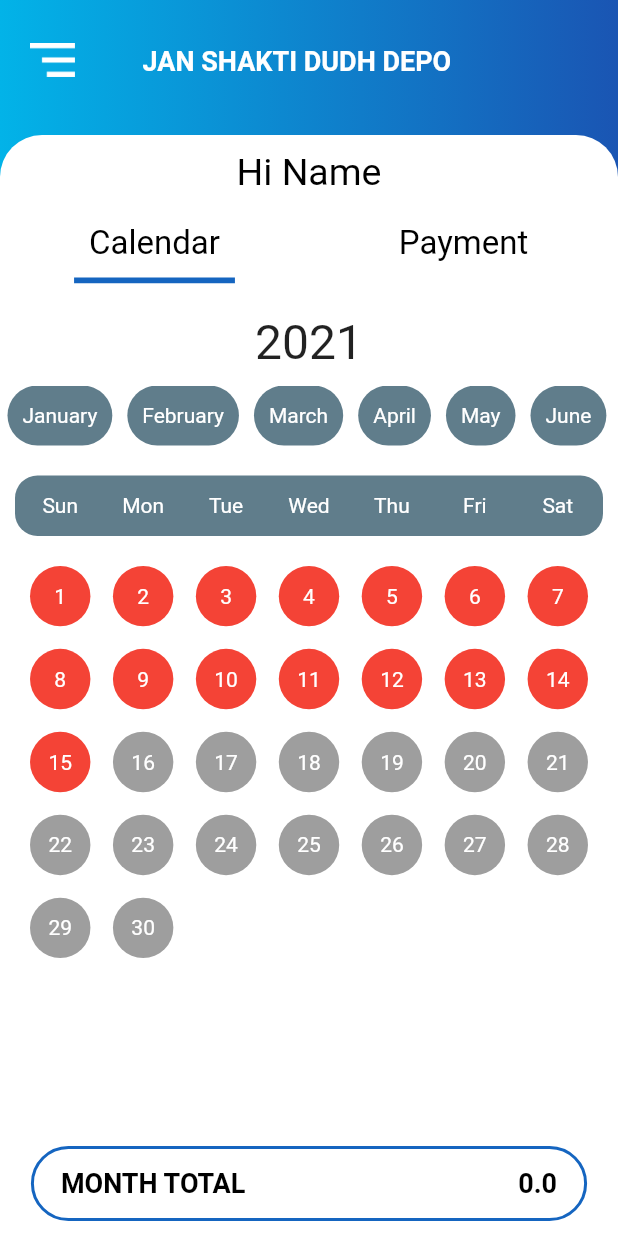
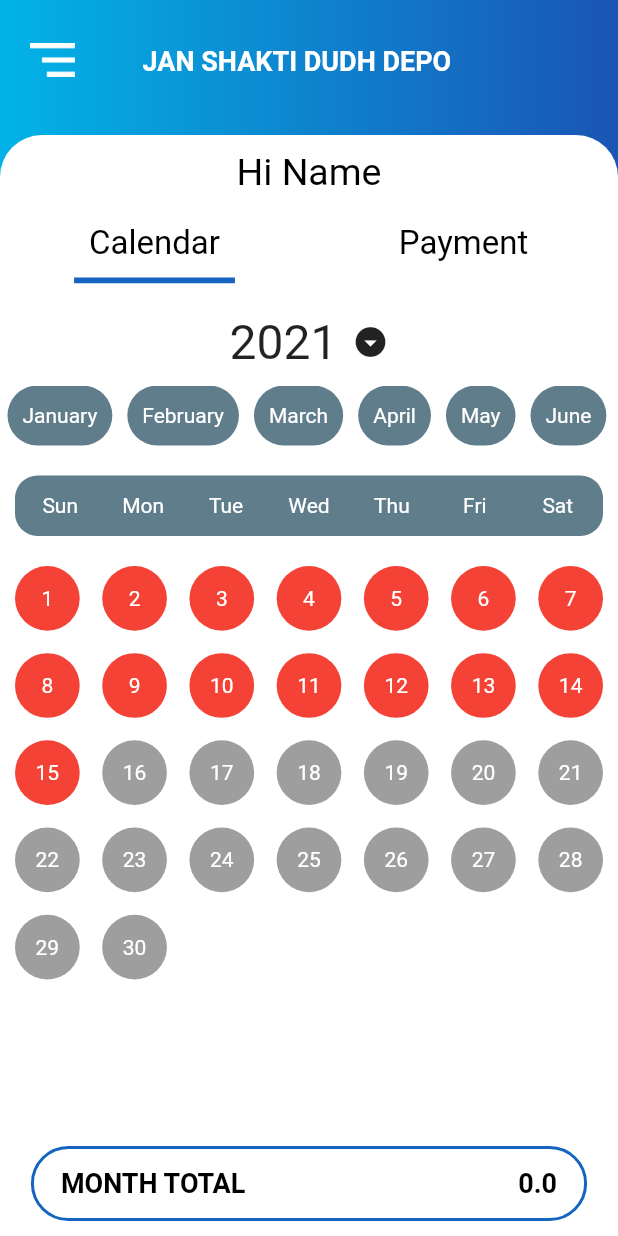
Before and after one commit to IronHeartDan/jsddclient, a Flutter app: the Calender screen opened directly, on a phone screen of 412 x 824 dp. Run offline on Flutter 3.47's test engine with Material 2 defaults, Android fonts, the phone set to English and light mode, and no system bars; drawn by our look-alikes of scrollable_positioned_list; our stand-ins replace cloud_firestore, firebase_auth, firebase_core, google_fonts, introduction_screen, pinput and 1 more; missing offline and left inert: cloud_firestore_web, firebase_auth_web, firebase_core_web; accounts and stored records are empty.

Commit message:
Minor Fixes UI

```diff
--- a/lib/calendar/calendar_screen.dart
+++ b/lib/calendar/calendar_screen.dart
@@ -67,7 +67,8 @@ class _CalendarScreenState extends State<CalendarScreen> {
   }
 
   _scrollTo() {
-    scrollController.scrollTo(index: (_selectedMonth - 1), duration: Duration(milliseconds: 500));
+    scrollController.scrollTo(
+        index: (_selectedMonth - 1), duration: Duration(milliseconds: 500));
   }
 
   void watch() async {
@@ -151,13 +152,20 @@ class _CalendarScreenState extends State<CalendarScreen> {
                         },
                         context: context);
                   },
-                  child: Center(
-                    child: Text(
+                  child: Row(
+                    mainAxisAlignment: MainAxisAlignment.center,
+                    children: [
+                      Text(
                         today!.year.toString(),
                         style: TextStyle(
                           fontSize: 32,
                         ),
                       ),
+                      SizedBox(
+                        width: 10,
+                      ),
+                      Icon(Icons.arrow_drop_down_circle_sharp)
+                    ],
                   ),
                 ),
               ),
@@ -265,11 +273,12 @@ class _CalendarScreenState extends State<CalendarScreen> {
                   ],
                 ),
               ),
-              Container(
+              Expanded(
+                child: Container(
                   margin: EdgeInsets.only(top: 10),
                   padding: EdgeInsets.only(
-                  left: 20,
-                  right: 20,
+                    left: 10,
+                    right: 10,
                   ),
                   child: GridView.builder(
                     itemCount:
@@ -313,7 +322,8 @@ class _CalendarScreenState extends State<CalendarScreen> {
                                           ? Colors.grey
                                           : today!.year < DateTime.now().year
                                               ? Colors.red
-                                            : today!.year == DateTime.now().year
+                                              : today!.year ==
+                                                      DateTime.now().year
                                                   ? _selectedMonth ==
                                                           DateTime.now().month
                                                       ? ((index + 1 - _offSet) >
@@ -321,7 +331,8 @@ class _CalendarScreenState extends State<CalendarScreen> {
                                                           ? Colors.grey
                                                           : Colors.red)
                                                       : _selectedMonth >
-                                                            DateTime.now().month
+                                                              DateTime.now()
+                                                                  .month
                                                           ? Colors.grey
                                                           : Colors.red
                                                   : Colors.red,
@@ -334,6 +345,7 @@ class _CalendarScreenState extends State<CalendarScreen> {
                               ),
                             );
                     },
+                  ),
                 ),
               ),
             ]),
```
Also changed, not shown: 1 other file. Lines whose indentation alone changed are shown as unchanged.
